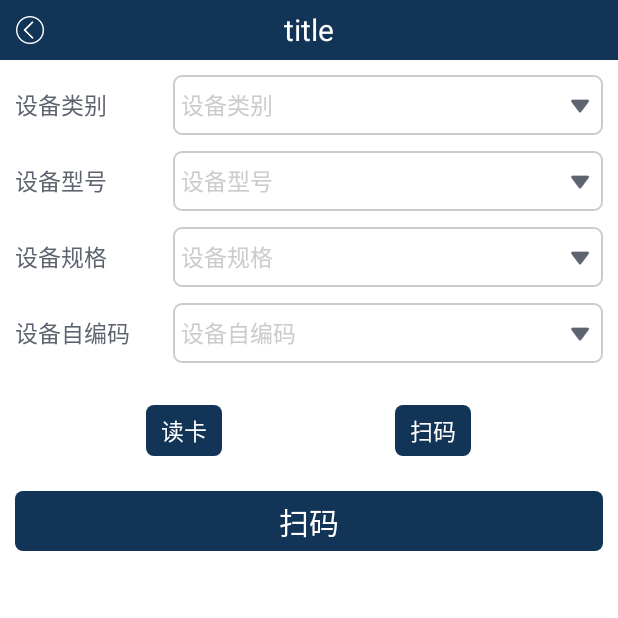
After one commit to haipengc51/wzglld, an Android app: the QueryDeviceInfoActivity screen opened directly, with no data from a screen before it, on a phone screen of 412 x 824 dp, the top half of it. The commit adds this screen. Run offline under Robolectric (Android 15) with nearby library versions, the phone set to English and light mode, and no system bars; our stand-ins replace ButterKnife.

Commit message:
设备查询

```diff
--- a/app/build.gradle
+++ b/app/build.gradle
@@ -4,7 +4,7 @@ android {
     compileSdkVersion 25
     buildToolsVersion "24.0.0"
     defaultConfig {
-        applicationId "com.jiekai.wzglxc"
+        applicationId "com.jiekai.wzglld"
         minSdkVersion 15
         targetSdkVersion 23
         versionCode 1
--- a/app/src/main/AndroidManifest.xml
+++ b/app/src/main/AndroidManifest.xml
@@ -83,6 +83,10 @@
         <activity android:name="com.jiekai.wzglld.ui.RecordHistoryDetailActivity"
             android:label="@string/record_failed_detail"
             android:screenOrientation="portrait"/>
+        <activity android:name=".ui.QueryDeviceInfoActivity"
+            android:label="@string/query_device_info"
+            android:screenOrientation="portrait"
+            android:launchMode="singleTop"/>
     </application>
 
 </manifest>
--- a/app/src/main/java/com/jiekai/wzglld/ui/KeeperMainActivity.java
+++ b/app/src/main/java/com/jiekai/wzglld/ui/KeeperMainActivity.java
@@ -47,11 +47,13 @@ public class KeeperMainActivity extends MyBaseActivity implements AdapterView.On
 //        dataList.add(new KeeperEntity(getResources().getString(R.string.device_input), DeviceInputActivity.class));
 //        dataList.add(new KeeperEntity(getResources().getString(R.string.device_repair), DeviceRepairActivity.class));
 //        dataList.add(new KeeperEntity(getResources().getString(R.string.pan_ku), PanKuActivity.class));
-        dataList.add(new KeeperEntity(getResources().getString(R.string.device_detail), DeviceDetailSimpleActivity.class));
-        dataList.add(new KeeperEntity(getResources().getString(R.string.device_use_record), DeviceUseRecordActivity.class));
-        dataList.add(new KeeperEntity(getResources().getString(R.string.device_scrap), DeviceScrapActivity.class));
-        dataList.add(new KeeperEntity(getResources().getString(R.string.record_check_result), RecordHistoryActivity.class));
-        dataList.add(new KeeperEntity(getResources().getString(R.string.logout), LogOutActivity.class));
+
+//        dataList.add(new KeeperEntity(getResources().getString(R.string.device_detail), DeviceDetailSimpleActivity.class));
+//        dataList.add(new KeeperEntity(getResources().getString(R.string.device_use_record), DeviceUseRecordActivity.class));
+//        dataList.add(new KeeperEntity(getResources().getString(R.string.device_scrap), DeviceScrapActivity.class));
+//        dataList.add(new KeeperEntity(getResources().getString(R.string.record_check_result), RecordHistoryActivity.class));
+//        dataList.add(new KeeperEntity(getResources().getString(R.string.logout), LogOutActivity.class));
+        dataList.add(new KeeperEntity(getResources().getString(R.string.query_device_info), QueryDeviceInfoActivity.class));
     }
 
     @Override
--- /dev/null
+++ b/app/src/main/java/com/jiekai/wzglld/ui/QueryDeviceInfoActivity.java
@@ -0,0 +1,112 @@
+package com.jiekai.wzglld.ui;
+
+import android.os.Bundle;
+import android.widget.ImageView;
+import android.widget.TextView;
+
+import com.jiekai.wzglld.R;
+import com.jiekai.wzglld.entity.DevicesortEntity;
+import com.jiekai.wzglld.test.NFCBaseActivity;
+import com.jiekai.wzglld.ui.popup.DeviceCodePopup;
+import com.jiekai.wzglld.ui.popup.DeviceNamePopup;
+import com.jiekai.wzglld.utils.StringUtils;
+
+import butterknife.BindView;
+import butterknife.ButterKnife;
+
+/**
+ * Created by laowu on 2018/1/11.
+ * 领导--设备信息查询
+ */
+
+public class QueryDeviceInfoActivity extends NFCBaseActivity implements DeviceCodePopup.OnDeviceCodeClick {
+
+    @BindView(R.id.back)
+    ImageView back;
+    @BindView(R.id.title)
+    TextView title;
+    @BindView(R.id.menu)
+    ImageView menu;
+    @BindView(R.id.device_leibie)
+    TextView deviceLeibie;
+    @BindView(R.id.device_xinghao)
+    TextView deviceXinghao;
+    @BindView(R.id.device_guige)
+    TextView deviceGuige;
+    @BindView(R.id.device_id)
+    TextView deviceId;
+    @BindView(R.id.read_card)
+    TextView readCard;
+    @BindView(R.id.sao_ma)
+    TextView saoMa;
+    @BindView(R.id.cancle)
+    TextView cancle;
+
+    private DeviceNamePopup deviceLeibiePopup;
+    private DeviceNamePopup deviceXinghaoPopup;
+    private DeviceNamePopup deviceGuigePopup;
+    private DeviceCodePopup deviceCodePopup;
+
+    private DevicesortEntity currentLeibie;
+    private DevicesortEntity currentXinghao;
+    private DevicesortEntity currentGuige;
+    private String currentDeviceCode = null;    //选中设备的自编号
+
+    @Override
+    public void initView() {
+        setContentView(R.layout.activity_query_device_info);
+    }
+
+    @Override
+    public void initData() {
+
+    }
+
+    @Override
+    public void initOperation() {
+        deviceLeibiePopup = new DeviceNamePopup(this, deviceLeibie, leibieClick);
+        deviceXinghaoPopup = new DeviceNamePopup(this, deviceXinghao, xinghaoClick);
+        deviceGuigePopup = new DeviceNamePopup(this, deviceGuige, guigeClick);
+        deviceCodePopup = new DeviceCodePopup(this, deviceId, this);
+    }
+
+    @Override
+    public void getNfcData(String nfcString) {
+
+    }
+
+    private DeviceNamePopup.OnDeviceNameClick leibieClick = new DeviceNamePopup.OnDeviceNameClick() {
+        @Override
+        public void OnDeviceNameClick(DevicesortEntity devicesortEntity) {
+            currentLeibie = devicesortEntity;
+            deviceXinghao.setText("");
+            deviceGuige.setText("");
+            deviceId.setText("");
+        }
+    };
+
+    private DeviceNamePopup.OnDeviceNameClick xinghaoClick = new DeviceNamePopup.OnDeviceNameClick() {
+        @Override
+        public void OnDeviceNameClick(DevicesortEntity devicesortEntity) {
+            currentXinghao = devicesortEntity;
+            deviceGuige.setText("");
+            deviceId.setText("");
+        }
+    };
+
+    private DeviceNamePopup.OnDeviceNameClick guigeClick = new DeviceNamePopup.OnDeviceNameClick() {
+        @Override
+        public void OnDeviceNameClick(DevicesortEntity devicesortEntity) {
+            currentGuige = devicesortEntity;
+            deviceId.setText("");
+        }
+    };
+
+    @Override
+    public void OnDeviceCodeClick(String deviceCode) {
+        currentDeviceCode = deviceCode;
+        if (!StringUtils.isEmpty(currentDeviceCode)) {
+            findDeviceByID(currentDeviceCode);
+        }
+    }
+}
--- /dev/null
+++ b/app/src/main/res/layout/activity_query_device_info.xml
@@ -0,0 +1,217 @@
+<?xml version="1.0" encoding="utf-8"?>
+<LinearLayout xmlns:android="http://schemas.android.com/apk/res/android"
+    android:layout_width="match_parent"
+    android:layout_height="match_parent"
+    android:orientation="vertical">
+
+    <include
+        layout="@layout/title_image_text_image"/>
+
+    <LinearLayout
+        android:layout_width="match_parent"
+        android:layout_height="@dimen/item_height"
+        android:layout_marginTop="@dimen/marginTop10"
+        android:layout_marginBottom="@dimen/marginTop5"
+        android:layout_marginLeft="@dimen/marginTop10"
+        android:layout_marginRight="@dimen/marginTop10"
+        android:orientation="horizontal">
+
+        <TextView
+            android:layout_width="0dp"
+            android:layout_height="match_parent"
+            android:layout_weight="1"
+            android:gravity="center_vertical|left"
+            android:layout_marginRight="@dimen/marginTop10"
+            android:text="@string/shebei_leibie"
+            android:textColor="@color/text_content_color"
+            android:textSize="@dimen/content_text_size"/>
+
+        <TextView
+            android:id="@+id/device_leibie"
+            android:layout_width="0dp"
+            android:layout_height="@dimen/item_height"
+            android:layout_weight="3"
+            android:background="@drawable/input_bg"
+            android:drawablePadding="5dp"
+            android:drawableRight="@drawable/ic_arrow_down"
+            android:ellipsize="end"
+            android:gravity="center_vertical"
+            android:hint="@string/shebei_leibie"
+            android:lines="1"
+            android:paddingLeft="5dp"
+            android:paddingRight="5dp"
+            android:textColor="@color/text_content_color"
+            android:textSize="@dimen/content_text_size" />
+
+    </LinearLayout>
+
+    <LinearLayout
+        android:layout_width="match_parent"
+        android:layout_height="@dimen/item_height"
+        android:layout_marginTop="@dimen/marginTop5"
+        android:layout_marginBottom="@dimen/marginTop5"
+        android:layout_marginLeft="@dimen/marginTop10"
+        android:layout_marginRight="@dimen/marginTop10"
+        android:orientation="horizontal">
+
+        <TextView
+            android:layout_width="0dp"
+            android:layout_height="match_parent"
+            android:layout_weight="1"
+            android:gravity="center_vertical|left"
+            android:layout_marginRight="@dimen/marginTop10"
+            android:text="@string/shebei_xinghao"
+            android:textColor="@color/text_content_color"
+            android:textSize="@dimen/content_text_size"/>
+
+        <TextView
+            android:id="@+id/device_xinghao"
+            android:layout_width="0dp"
+            android:layout_height="@dimen/item_height"
+            android:layout_weight="3"
+            android:background="@drawable/input_bg"
+            android:drawablePadding="5dp"
+            android:drawableRight="@drawable/ic_arrow_down"
+            android:ellipsize="end"
+            android:gravity="center_vertical"
+            android:hint="@string/shebei_xinghao"
+            android:lines="1"
+            android:paddingLeft="5dp"
+            android:paddingRight="5dp"
+            android:textColor="@color/text_content_color"
+            android:textSize="@dimen/content_text_size" />
+
+    </LinearLayout>
+
+    <LinearLayout
+        android:layout_width="match_parent"
+        android:layout_height="@dimen/item_height"
+        android:layout_marginTop="@dimen/marginTop5"
+        android:layout_marginBottom="@dimen/marginTop5"
+        android:layout_marginLeft="@dimen/marginTop10"
+        android:layout_marginRight="@dimen/marginTop10"
+        android:orientation="horizontal">
+
+        <TextView
+            android:layout_width="0dp"
+            android:layout_height="match_parent"
+            android:layout_weight="1"
+            android:gravity="center_vertical|left"
+            android:layout_marginRight="@dimen/marginTop10"
+            android:text="@string/shebei_guige"
+            android:textColor="@color/text_content_color"
+            android:textSize="@dimen/content_text_size"/>
+
+        <TextView
+            android:id="@+id/device_guige"
+            android:layout_width="0dp"
+            android:layout_height="@dimen/item_height"
+            android:layout_weight="3"
+            android:background="@drawable/input_bg"
+            android:drawablePadding="5dp"
+            android:drawableRight="@drawable/ic_arrow_down"
+            android:ellipsize="end"
+            android:gravity="center_vertical"
+            android:hint="@string/shebei_guige"
+            android:lines="1"
+            android:paddingLeft="5dp"
+            android:paddingRight="5dp"
+            android:textColor="@color/text_content_color"
+            android:textSize="@dimen/content_text_size" />
+
+    </LinearLayout>
+
+    <LinearLayout
+        android:layout_width="match_parent"
+        android:layout_height="@dimen/item_height"
+        android:layout_marginTop="@dimen/marginTop5"
+        android:layout_marginBottom="@dimen/marginTop5"
+        android:layout_marginLeft="@dimen/marginTop10"
+        android:layout_marginRight="@dimen/marginTop10"
+        android:orientation="horizontal">
+
+        <TextView
+            android:layout_width="0dp"
+            android:layout_height="match_parent"
+            android:layout_weight="1"
+            android:gravity="center_vertical|left"
+            android:layout_marginRight="@dimen/marginTop10"
+            android:text="@string/device_id"
+            android:textColor="@color/text_content_color"
+            android:textSize="@dimen/content_text_size"/>
+
+        <TextView
+            android:id="@+id/device_id"
+            android:layout_width="0dp"
+            android:layout_height="@dimen/item_height"
+            android:layout_weight="3"
+            android:background="@drawable/input_bg"
+            android:drawablePadding="5dp"
+            android:drawableRight="@drawable/ic_arrow_down"
+            android:ellipsize="end"
+            android:gravity="center_vertical"
+            android:hint="@string/device_id"
+            android:lines="1"
+            android:paddingLeft="5dp"
+            android:paddingRight="5dp"
+            android:textColor="@color/text_content_color"
+            android:textSize="@dimen/content_text_size" />
+
+    </LinearLayout>
+
+    <LinearLayout
+        android:layout_width="match_parent"
+        android:layout_height="@dimen/item_height"
+        android:layout_marginTop="@dimen/marginTop20"
+        android:orientation="horizontal">
+
+        <FrameLayout
+            android:layout_width="0dp"
+            android:layout_height="match_parent"
+            android:layout_weight="1">
+
+            <TextView
+                android:id="@+id/read_card"
+                android:layout_width="wrap_content"
+                android:layout_height="wrap_content"
+                android:layout_gravity="center"
+                style="@style/button_style"
+                android:layout_marginLeft="@dimen/marginTop20"
+                android:layout_alignParentLeft="true"
+                android:text="@string/read_card"/>
+
+        </FrameLayout>
+
+        <FrameLayout
+            android:layout_width="0dp"
+            android:layout_height="match_parent"
+            android:layout_weight="1">
+
+            <TextView
+                android:id="@+id/sao_ma"
+                android:layout_width="wrap_content"
+                android:layout_height="wrap_content"
+                style="@style/button_style"
+                android:layout_gravity="center"
+                android:layout_marginRight="@dimen/marginTop20"
+                android:layout_alignParentRight="true"
+                android:text="@string/recongnize_code"/>
+
+        </FrameLayout>
+
+    </LinearLayout>
+
+    <TextView
+        android:id="@+id/cancle"
+        android:layout_width="match_parent"
+        android:layout_height="@dimen/item_height"
+        style="@style/button_style"
+        android:gravity="center"
+        android:layout_marginLeft="@dimen/marginTop10"
+        android:layout_marginRight="@dimen/marginTop10"
+        android:layout_marginTop="@dimen/marginTop20"
+        android:layout_alignParentRight="true"
+        android:text="@string/recongnize_code"
+        android:textSize="@dimen/title_text_size"/>
+
+</LinearLayout>
--- a/app/src/main/res/values/strings.xml
+++ b/app/src/main/res/values/strings.xml
@@ -1,5 +1,5 @@
 <resources>
-    <string name="app_name">物资管理-现场</string>
+    <string name="app_name">物资管理-领导</string>
     <string name="sweep_string">将二维码/条码放入框内，即可自动扫描</string>
     <string name="jiekai">东营杰开智能科技有限公司</string>
     <string name="please_input_username">请输入用户名</string>
@@ -141,4 +141,5 @@
     <string name="record_failed_detail">未通过审核详情</string>
     <string name="get_image_fail">获取图片失败</string>
     <string name="device_recod_faild">设备记录失败</string>
+    <string name="query_device_info">设备信息查询</string>
 </resources>
```
